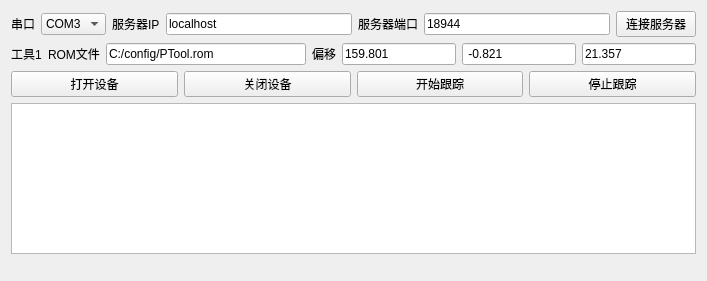
zpphigh/STK, file Libs/SurgeryNavigation/stkPolarisTrackerWidget.ui: the form before one commit.
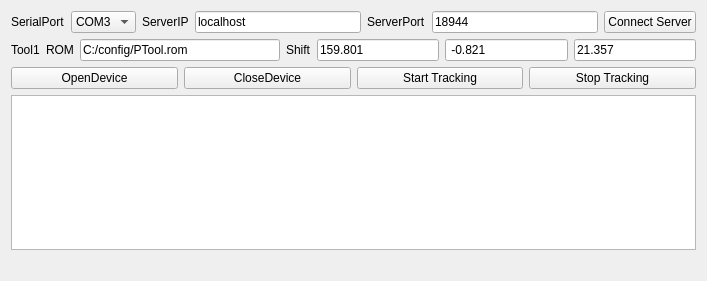
The form after the commit.

Commit message: NDI Polaris communication OK!

```diff
--- a/Libs/SurgeryNavigation/stkPolarisTrackerWidget.ui
+++ b/Libs/SurgeryNavigation/stkPolarisTrackerWidget.ui
@@ -19,7 +19,7 @@
      <item>
       <widget class="QLabel" name="label">
        <property name="text">
-        <string>串口</string>
+        <string>SerialPort</string>
        </property>
       </widget>
      </item>
@@ -73,7 +73,7 @@
      <item>
       <widget class="QLabel" name="label_5">
        <property name="text">
-        <string>服务器IP</string>
+        <string>ServerIP</string>
        </property>
       </widget>
      </item>
@@ -87,7 +87,7 @@
      <item>
       <widget class="QLabel" name="label_6">
        <property name="text">
-        <string>服务器端口</string>
+        <string>ServerPort</string>
        </property>
       </widget>
      </item>
@@ -101,7 +101,7 @@
      <item>
       <widget class="QPushButton" name="connectServerButton">
        <property name="text">
-        <string>连接服务器</string>
+        <string>Connect Server</string>
        </property>
       </widget>
      </item>
@@ -112,14 +112,14 @@
      <item>
       <widget class="QLabel" name="label_2">
        <property name="text">
-        <string>工具1</string>
+        <string>Tool1</string>
        </property>
       </widget>
      </item>
      <item>
       <widget class="QLabel" name="label_3">
        <property name="text">
-        <string>ROM文件</string>
+        <string>ROM</string>
        </property>
       </widget>
      </item>
@@ -139,7 +139,7 @@
      <item>
       <widget class="QLabel" name="label_4">
        <property name="text">
-        <string>偏移</string>
+        <string>Shift</string>
        </property>
       </widget>
      </item>
@@ -171,28 +171,28 @@
      <item>
       <widget class="QPushButton" name="openDeviceButton">
        <property name="text">
-        <string>打开设备</string>
+        <string>OpenDevice</string>
        </property>
       </widget>
      </item>
      <item>
       <widget class="QPushButton" name="closeDeviceButton">
        <property name="text">
-        <string>关闭设备</string>
+        <string>CloseDevice</string>
        </property>
       </widget>
      </item>
      <item>
       <widget class="QPushButton" name="startTrackingButton">
        <property name="text">
-        <string>开始跟踪</string>
+        <string>Start Tracking</string>
        </property>
       </widget>
      </item>
      <item>
       <widget class="QPushButton" name="stopTrackingButton">
        <property name="text">
-        <string>停止跟踪</string>
+        <string>Stop Tracking</string>
        </property>
       </widget>
      </item>
```
